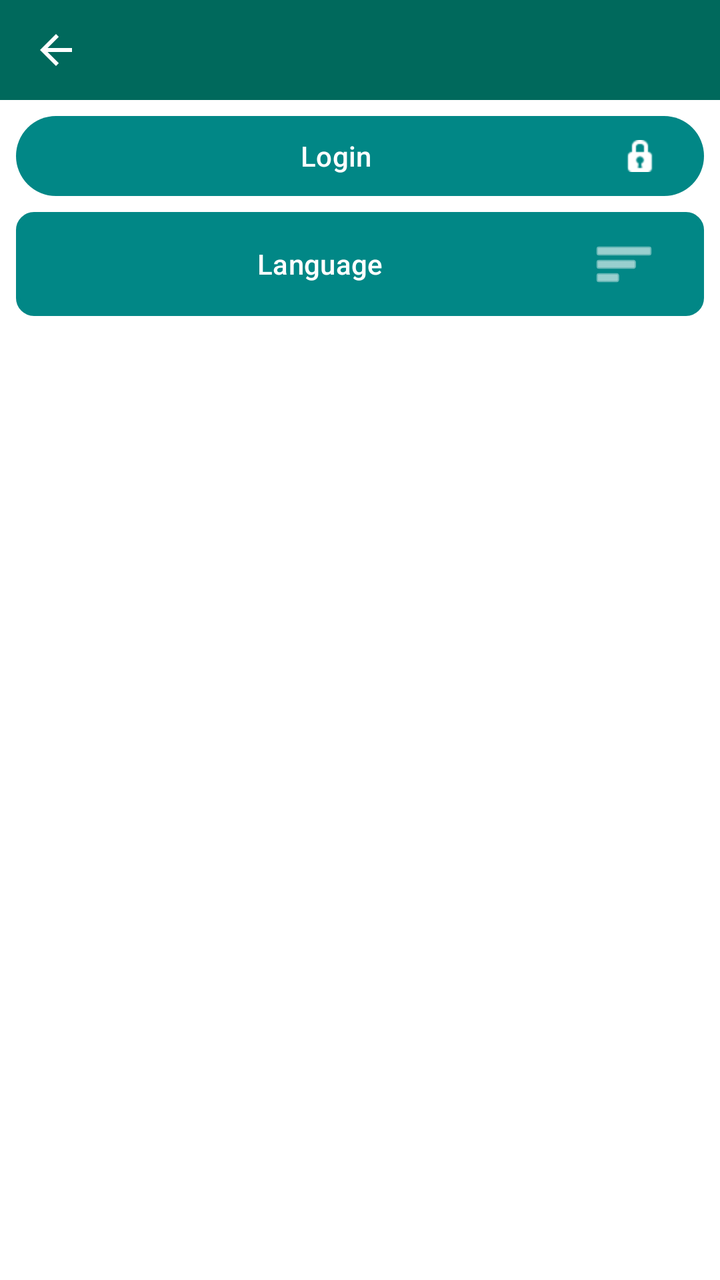
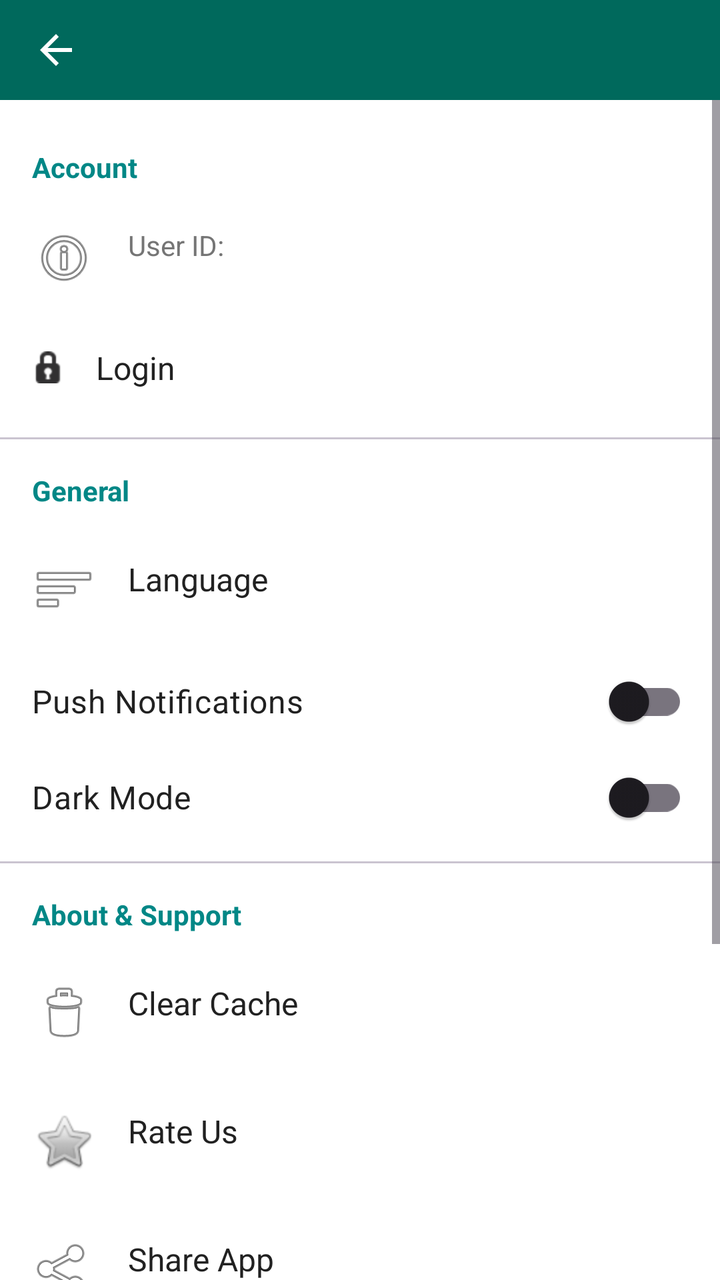

Screens rendered from an Android XML layout before and after an edit, with the pre-edit source and the edit as a unified diff.
<!-- AndroidManifest.xml: application theme Theme.AndroidStarter -->
<!-- res/layout/fragment_settings.xml -->
<LinearLayout xmlns:android="http://schemas.android.com/apk/res/android"
    xmlns:app="http://schemas.android.com/apk/res-auto"
    android:layout_width="match_parent"
    android:layout_height="match_parent"
    android:orientation="vertical">

    <include
        android:id="@+id/appBarLayout"
        layout="@layout/layout_app_bar" />

    <ScrollView
        android:layout_width="match_parent"
        android:layout_height="0dp"
        android:layout_weight="1"
        android:layout_marginHorizontal="4dp"
        >

        <LinearLayout
            android:layout_width="match_parent"
            android:layout_height="wrap_content"
            android:orientation="vertical"
            android:padding="4dp">

        <TextView
            android:id="@+id/tvUserId"
            android:layout_width="match_parent"
            android:layout_height="wrap_content"
            android:layout_gravity="center_horizontal"
            android:text="User ID: "
            android:textSize="12sp"
            android:textColor="@color/text_secondary"
            android:layout_marginBottom="4dp"
            android:visibility="gone"
            />

        <Button
            android:id="@+id/btnLogin"
            android:layout_width="match_parent"
            android:layout_height="wrap_content"
            android:text="@string/login"
            android:textColor="@android:color/white"
            android:drawableEnd="@android:drawable/ic_secure"
            android:drawableTint="@android:color/white"
            />

        <Button
            android:id="@+id/btnLanguage"
            android:layout_width="match_parent"
            android:layout_height="wrap_content"
            android:text="@string/language"
            android:textColor="@android:color/white"
            android:drawableEnd="@android:drawable/ic_menu_sort_by_size"
            android:drawableTint="@android:color/white"
            android:background="@drawable/bg_card_green"
            android:layout_marginVertical="4dp"
            />


        <com.google.android.material.switchmaterial.SwitchMaterial
            android:id="@+id/switchPremium"
            android:layout_width="match_parent"
            android:layout_height="24dp"
            android:text="Simulate Premium User (No Ads)"
            android:textSize="14sp"
            android:textStyle="bold"
            android:layout_marginVertical="4dp"
            android:visibility="gone"
            />

        <Button
            android:id="@+id/btnResetData"
            android:layout_width="match_parent"
            android:layout_height="wrap_content"
            android:text="Reset Data (Test Online)"
            android:backgroundTint="@color/design_default_color_error"
            android:textColor="@android:color/white"
            android:layout_marginBottom="8dp"
            android:visibility="gone"
            style="@style/Widget.Material3.Button.OutlinedButton"/>




    </LinearLayout>

    </ScrollView>
</LinearLayout>
<!-- res/layout/layout_app_bar.xml (included above) -->
<?xml version="1.0" encoding="utf-8"?>
<com.google.android.material.appbar.AppBarLayout
    xmlns:android="http://schemas.android.com/apk/res/android"
    xmlns:app="http://schemas.android.com/apk/res-auto"
    android:layout_width="match_parent"
    android:layout_height="50dp"
    android:background="@color/primary_green"
    app:elevation="0dp"
    app:liftOnScroll="true"
    >

    <com.google.android.material.appbar.MaterialToolbar
        android:id="@+id/toolbar"
        android:layout_width="match_parent"
        android:layout_height="match_parent"
        android:theme="@style/ThemeOverlay.AppCompat.Dark.ActionBar"
        app:popupTheme="@style/ThemeOverlay.AppCompat.Light"
        app:navigationIcon="?attr/homeAsUpIndicator"
        app:navigationIconTint="@android:color/white"
        app:titleTextColor="@android:color/white"
        app:titleTextAppearance="@style/TextAppearance.App.ToolbarTitle" />
</com.google.android.material.appbar.AppBarLayout>
<!-- resources referenced by this layout -->
<resources>
  <color name="primary_green">#00695C</color>
  <color name="text_secondary">#757575</color>
  <!-- drawable bg_card_green (drawable) -->
  <?xml version="1.0" encoding="utf-8"?>
  <shape xmlns:android="http://schemas.android.com/apk/res/android"
      android:shape="rectangle">
      <solid android:color="#E8F5E9" />
      <stroke
          android:width="2dp"
          android:color="#FFFFFF" />
      <corners android:radius="8dp" />
      <padding
          android:left="8dp"
          android:top="8dp"
          android:right="8dp"
          android:bottom="8dp" />
  </shape>
  <string name="language">Language</string>
  <string name="login">Login</string>
  <style name="TextAppearance.App.ToolbarTitle" parent="TextAppearance.Material3.TitleLarge">
          <item name="android:textStyle">bold</item>
      </style>
  <style name="Theme.AndroidStarter" parent="Base.Theme.AndroidStarter" />
  <style name="Base.Theme.AndroidStarter" parent="Theme.Material3.DayNight.NoActionBar">
  
          <item name="colorPrimary">@color/teal_700</item>
          
          
          
          
          
          
          
          <item name="android:statusBarColor">?attr/colorPrimary</item>
          <item name="android:colorBackground">@android:color/white</item>
      </style>
  <color name="teal_700">#FF018786</color>
</resources>

<!-- the commit's change to res/layout/fragment_settings.xml (unified diff, before → after) -->
@@ -2,7 +2,8 @@
     xmlns:app="http://schemas.android.com/apk/res-auto"
     android:layout_width="match_parent"
     android:layout_height="match_parent"
-    android:orientation="vertical">
+    android:orientation="vertical"
+    android:background="?android:attr/windowBackground">
 
     <include
         android:id="@+id/appBarLayout"
@@ -11,77 +12,235 @@
     <ScrollView
         android:layout_width="match_parent"
         android:layout_height="0dp"
-        android:layout_weight="1"
-        android:layout_marginHorizontal="4dp"
-        >
+        android:layout_weight="1">
 
         <LinearLayout
             android:layout_width="match_parent"
             android:layout_height="wrap_content"
             android:orientation="vertical"
-            android:padding="4dp">
-
-        <TextView
-            android:id="@+id/tvUserId"
-            android:layout_width="match_parent"
-            android:layout_height="wrap_content"
-            android:layout_gravity="center_horizontal"
-            android:text="User ID: "
-            android:textSize="12sp"
-            android:textColor="@color/text_secondary"
-            android:layout_marginBottom="4dp"
-            android:visibility="gone"
-            />
-
-        <Button
-            android:id="@+id/btnLogin"
-            android:layout_width="match_parent"
-            android:layout_height="wrap_content"
-            android:text="@string/login"
-            android:textColor="@android:color/white"
-            android:drawableEnd="@android:drawable/ic_secure"
-            android:drawableTint="@android:color/white"
-            />
-
-        <Button
-            android:id="@+id/btnLanguage"
-            android:layout_width="match_parent"
-            android:layout_height="wrap_content"
-            android:text="@string/language"
-            android:textColor="@android:color/white"
-            android:drawableEnd="@android:drawable/ic_menu_sort_by_size"
-            android:drawableTint="@android:color/white"
-            android:background="@drawable/bg_card_green"
-            android:layout_marginVertical="4dp"
-            />
-
-
-        <com.google.android.material.switchmaterial.SwitchMaterial
-            android:id="@+id/switchPremium"
-            android:layout_width="match_parent"
-            android:layout_height="24dp"
-            android:text="Simulate Premium User (No Ads)"
-            android:textSize="14sp"
-            android:textStyle="bold"
-            android:layout_marginVertical="4dp"
-            android:visibility="gone"
-            />
-
-        <Button
-            android:id="@+id/btnResetData"
-            android:layout_width="match_parent"
-            android:layout_height="wrap_content"
-            android:text="Reset Data (Test Online)"
-            android:backgroundTint="@color/design_default_color_error"
-            android:textColor="@android:color/white"
-            android:layout_marginBottom="8dp"
-            android:visibility="gone"
-            style="@style/Widget.Material3.Button.OutlinedButton"/>
-
-
-
-
-    </LinearLayout>
+            android:paddingVertical="16dp">
+
+            
+            <TextView
+                android:layout_width="match_parent"
+                android:layout_height="wrap_content"
+                android:text="Account"
+                android:textSize="14sp"
+                android:textStyle="bold"
+                android:textColor="?colorPrimary"
+                android:paddingHorizontal="16dp"
+                android:paddingBottom="8dp"
+                android:layout_marginTop="8dp"/>
+
+            <TextView
+                android:id="@+id/tvUserId"
+                android:layout_width="match_parent"
+                android:layout_height="wrap_content"
+                android:text="User ID: "
+                android:textSize="14sp"
+                android:textColor="@color/text_secondary"
+                android:paddingHorizontal="16dp"
+                android:paddingVertical="12dp"
+                android:drawableStart="@android:drawable/ic_menu_info_details"
+                android:drawablePadding="16dp"
+                android:background="?attr/selectableItemBackground"
+                />
+
+            <TextView
+                android:id="@+id/btnLogin"
+                android:layout_width="match_parent"
+                android:layout_height="wrap_content"
+                android:text="@string/login"
+                android:textSize="16sp"
+                android:textColor="@color/text_primary"
+                android:paddingHorizontal="16dp"
+                android:paddingVertical="16dp"
+                android:drawableStart="@android:drawable/ic_secure"
+                android:drawablePadding="16dp"
+                android:background="?attr/selectableItemBackground"
+                />
+
+            <com.google.android.material.divider.MaterialDivider
+                android:layout_width="match_parent"
+                android:layout_height="1dp"
+                android:layout_marginVertical="8dp" />
+
+            
+            <TextView
+                android:layout_width="match_parent"
+                android:layout_height="wrap_content"
+                android:text="General"
+                android:textSize="14sp"
+                android:textStyle="bold"
+                android:textColor="?colorPrimary"
+                android:paddingHorizontal="16dp"
+                android:paddingBottom="8dp"
+                android:layout_marginTop="8dp"/>
+
+            <TextView
+                android:id="@+id/btnLanguage"
+                android:layout_width="match_parent"
+                android:layout_height="wrap_content"
+                android:text="@string/language"
+                android:textSize="16sp"
+                android:textColor="@color/text_primary"
+                android:paddingHorizontal="16dp"
+                android:paddingVertical="16dp"
+                android:drawableStart="@android:drawable/ic_menu_sort_by_size"
+                android:drawablePadding="16dp"
+                android:background="?attr/selectableItemBackground"
+                />
+
+            <com.google.android.material.switchmaterial.SwitchMaterial
+                android:id="@+id/switchNotifications"
+                android:layout_width="match_parent"
+                android:layout_height="wrap_content"
+                android:text="@string/push_notifications"
+                android:textSize="16sp"
+                android:textColor="@color/text_primary"
+                android:paddingHorizontal="16dp"
+                android:paddingVertical="12dp"
+                android:background="?attr/selectableItemBackground"
+                />
+
+            <com.google.android.material.switchmaterial.SwitchMaterial
+                android:id="@+id/switchDarkMode"
+                android:layout_width="match_parent"
+                android:layout_height="wrap_content"
+                android:text="@string/dark_mode"
+                android:textSize="16sp"
+                android:textColor="@color/text_primary"
+                android:paddingHorizontal="16dp"
+                android:paddingVertical="12dp"
+                android:background="?attr/selectableItemBackground"
+                />
+
+            <com.google.android.material.switchmaterial.SwitchMaterial
+                android:id="@+id/switchPremium"
+                android:layout_width="match_parent"
+                android:layout_height="wrap_content"
+                android:text="Simulate Premium User (No Ads)"
+                android:textSize="16sp"
+                android:textColor="@color/text_primary"
+                android:paddingHorizontal="16dp"
+                android:paddingVertical="12dp"
+                android:background="?attr/selectableItemBackground"
+                android:visibility="gone"
+                />
+
+            <com.google.android.material.divider.MaterialDivider
+                android:layout_width="match_parent"
+                android:layout_height="1dp"
+                android:layout_marginVertical="8dp" />
+
+            
+            <TextView
+                android:layout_width="match_parent"
+                android:layout_height="wrap_content"
+                android:text="About &amp; Support"
+                android:textSize="14sp"
+                android:textStyle="bold"
+                android:textColor="?colorPrimary"
+                android:paddingHorizontal="16dp"
+                android:paddingBottom="8dp"
+                android:layout_marginTop="8dp"/>
+
+            <TextView
+                android:id="@+id/btnClearCache"
+                android:layout_width="match_parent"
+                android:layout_height="wrap_content"
+                android:text="@string/clear_cache"
+                android:textSize="16sp"
+                android:textColor="@color/text_primary"
+                android:paddingHorizontal="16dp"
+                android:paddingVertical="16dp"
+                android:drawableStart="@android:drawable/ic_menu_delete"
+                android:drawablePadding="16dp"
+                android:background="?attr/selectableItemBackground"
+                />
+
+            <TextView
+                android:id="@+id/btnRateUs"
+                android:layout_width="match_parent"
+                android:layout_height="wrap_content"
+                android:text="@string/rate_us"
+                android:textSize="16sp"
+                android:textColor="@color/text_primary"
+                android:paddingHorizontal="16dp"
+                android:paddingVertical="16dp"
+                android:drawableStart="@android:drawable/btn_star"
+                android:drawablePadding="16dp"
+                android:background="?attr/selectableItemBackground"
+                />
+
+            <TextView
+                android:id="@+id/btnShareApp"
+                android:layout_width="match_parent"
+                android:layout_height="wrap_content"
+                android:text="@string/share_app"
+                android:textSize="16sp"
+                android:textColor="@color/text_primary"
+                android:paddingHorizontal="16dp"
+                android:paddingVertical="16dp"
+                android:drawableStart="@android:drawable/ic_menu_share"
+                android:drawablePadding="16dp"
+                android:background="?attr/selectableItemBackground"
+                />
+
+            <TextView
+                android:id="@+id/btnContactUs"
+                android:layout_width="match_parent"
+                android:layout_height="wrap_content"
+                android:text="@string/contact_us"
+                android:textSize="16sp"
+                android:textColor="@color/text_primary"
+                android:paddingHorizontal="16dp"
+                android:paddingVertical="16dp"
+                android:drawableStart="@android:drawable/ic_dialog_email"
+                android:drawablePadding="16dp"
+                android:background="?attr/selectableItemBackground"
+                />
+
+            <TextView
+                android:id="@+id/btnPrivacyPolicy"
+                android:layout_width="match_parent"
+                android:layout_height="wrap_content"
+                android:text="@string/privacy_policy"
+                android:textSize="16sp"
+                android:textColor="@color/text_primary"
+                android:paddingHorizontal="16dp"
+                android:paddingVertical="16dp"
+                android:drawableStart="@android:drawable/ic_menu_info_details"
+                android:drawablePadding="16dp"
+                android:background="?attr/selectableItemBackground"
+                />
+
+            <TextView
+                android:id="@+id/btnResetData"
+                android:layout_width="match_parent"
+                android:layout_height="wrap_content"
+                android:text="Reset Data (Test Online)"
+                android:textSize="16sp"
+                android:textColor="@color/design_default_color_error"
+                android:paddingHorizontal="16dp"
+                android:paddingVertical="16dp"
+                android:background="?attr/selectableItemBackground"
+                android:visibility="gone"
+                />
+
+            
+            <TextView
+                android:id="@+id/tvAppVersion"
+                android:layout_width="match_parent"
+                android:layout_height="wrap_content"
+                android:gravity="center"
+                android:paddingTop="32dp"
+                android:paddingBottom="16dp"
+                android:textColor="@color/text_secondary"
+                android:textSize="12sp"
+                />
+
+        </LinearLayout>
 
     </ScrollView>
 </LinearLayout>
<!-- resource entries referenced after the edit -->
@@ -1,24 +1,17 @@
 <!-- resources referenced by this layout -->
 <resources>
   <color name="primary_green">#00695C</color>
+  <color name="text_primary">#212121</color>
   <color name="text_secondary">#757575</color>
-  <!-- drawable bg_card_green (drawable) -->
-  <?xml version="1.0" encoding="utf-8"?>
-  <shape xmlns:android="http://schemas.android.com/apk/res/android"
-      android:shape="rectangle">
-      <solid android:color="#E8F5E9" />
-      <stroke
-          android:width="2dp"
-          android:color="#FFFFFF" />
-      <corners android:radius="8dp" />
-      <padding
-          android:left="8dp"
-          android:top="8dp"
-          android:right="8dp"
-          android:bottom="8dp" />
-  </shape>
+  <string name="clear_cache">Clear Cache</string>
+  <string name="contact_us">Contact Us</string>
+  <string name="dark_mode">Dark Mode</string>
   <string name="language">Language</string>
   <string name="login">Login</string>
+  <string name="privacy_policy">Privacy Policy</string>
+  <string name="push_notifications">Push Notifications</string>
+  <string name="rate_us">Rate Us</string>
+  <string name="share_app">Share App</string>
   <style name="TextAppearance.App.ToolbarTitle" parent="TextAppearance.Material3.TitleLarge">
           <item name="android:textStyle">bold</item>
       </style>
